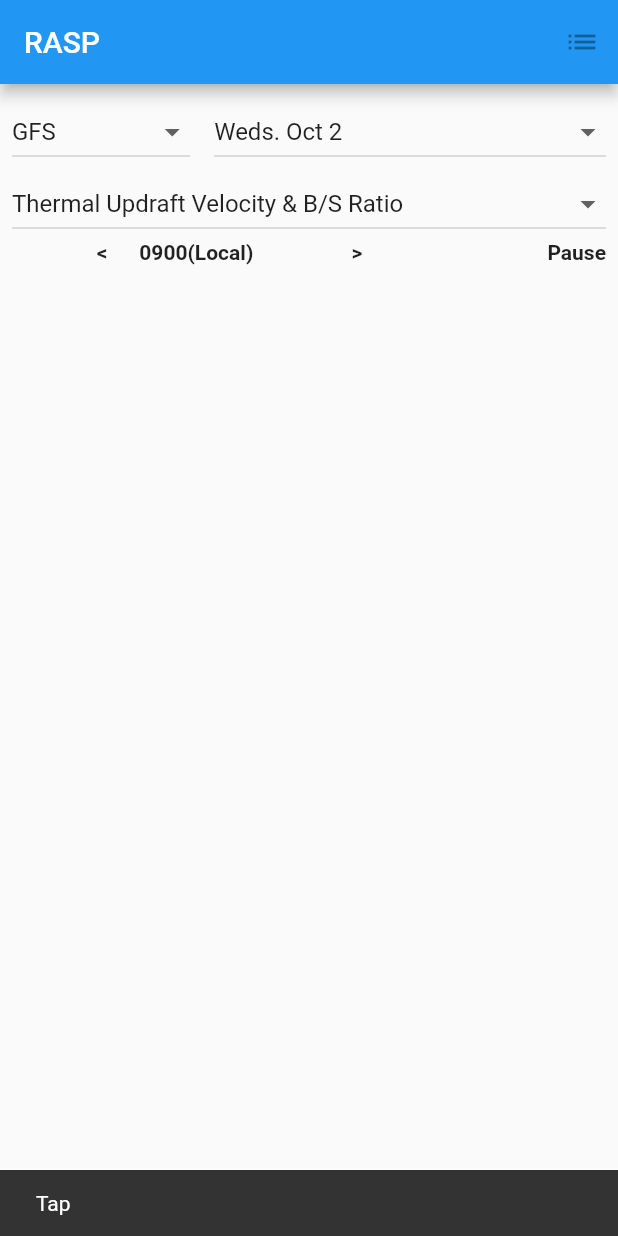
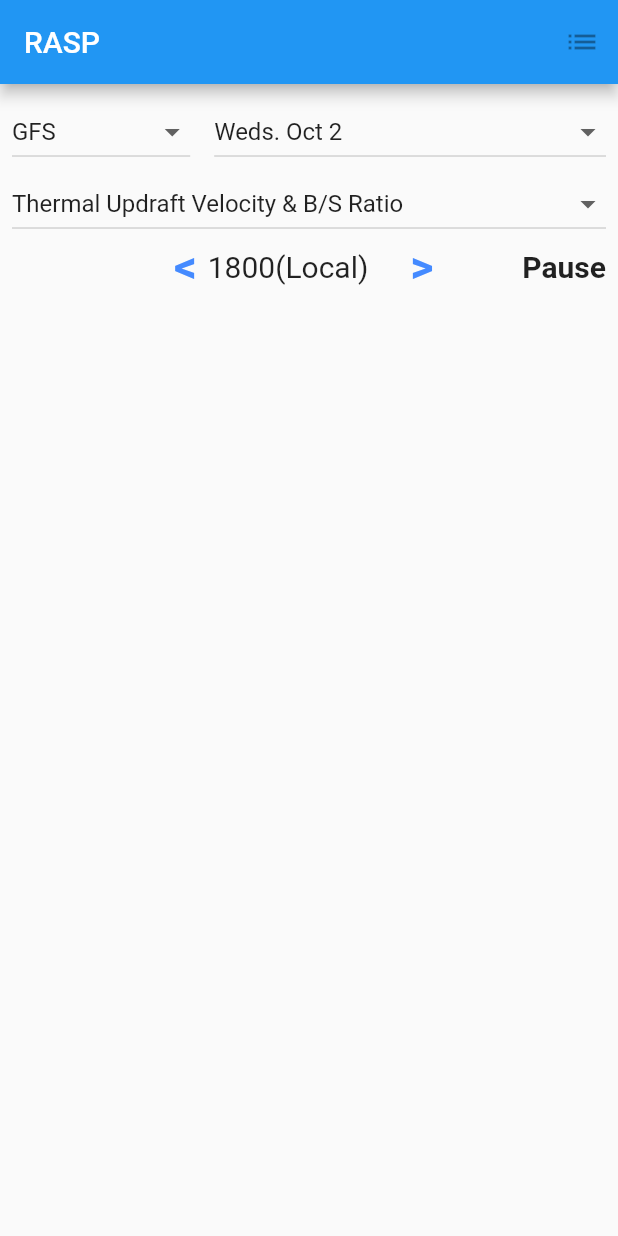
Before and after one commit to efoertsch/flutter_soaring_forecast, a Flutter app: the screen it shows after launch, after a tap on an icon or button, on a phone screen of 412 x 824 dp. Run offline on Flutter 3.47's test engine with Material 2 defaults, Android fonts, the phone set to English and light mode, and no system bars; our stand-ins replace bloc, dio, flutter_bloc, retrofit; generated files the repository leaves out were written again.

```diff
--- a/lib/soaring/bloc/rasp_data_bloc.dart
+++ b/lib/soaring/bloc/rasp_data_bloc.dart
@@ -54,5 +54,6 @@ class RaspDataBloc extends Bloc<RaspDataEvent, RaspDataState> {
           forecastModelsModels.getModel(0).times,
           forecastModelsModels.getModel(0).times[0]);
     }
+    return null;
   }
 }
--- a/lib/soaring/forecast/rasp_screen.dart
+++ b/lib/soaring/forecast/rasp_screen.dart
@@ -50,7 +50,7 @@ class _RaspScreenState extends State<RaspScreen> {
   String _selectedForecastModel;
   String _selectedForecastDate;
   String _selectedForecastType;
-  String _selectedForecastTime;
+  int _selectedForecastTimeIndex = 0;
 
   // Executed only when class created
   @override
@@ -59,7 +59,7 @@ class _RaspScreenState extends State<RaspScreen> {
     _selectedForecastModel = _forecastModels.first;
     _selectedForecastDate = _forecastDates.first;
     _selectedForecastType = _forecastTypes.first;
-    _selectedForecastTime = _forecastTimes.first;
+    _selectedForecastTimeIndex = 0;
   }
 
   final _scaffoldKey = GlobalKey<ScaffoldState>();
@@ -183,42 +183,66 @@ class _RaspScreenState extends State<RaspScreen> {
       mainAxisAlignment: MainAxisAlignment.start,
       children: [
         Expanded(
-          flex: 2,
+          flex: 3,
           child: Text(' '),
         ),
         Expanded(
-            flex: 1,
-            child: GestureDetector(
-              onTap: () {
-                final snackBar = SnackBar(content: Text("Tap"));
-
-                _scaffoldKey.currentState..showSnackBar(snackBar);
-              },
+          flex: 5,
+          child: Row(children: [
+            Expanded(
+                flex: 1,
+                child: GestureDetector(
+                  onTap: () {
+                    setState(() {
+                      if (--_selectedForecastTimeIndex < 0)
+                        _selectedForecastTimeIndex = _forecastTimes.length - 1;
+                    });
+//                final snackBar = SnackBar(content: Text("Back"));
+//                _scaffoldKey.currentState..showSnackBar(snackBar);
+                  },
+                  child: Text(
+                    '<',
+                    style: TextStyle(
+                        fontWeight: FontWeight.bold,
+                        fontSize: 30,
+                        color: Colors.blueAccent),
+                  ),
+                )),
+            Expanded(
+              flex: 6,
               child: Text(
-                '<',
-                style: TextStyle(fontWeight: FontWeight.bold),
+                _forecastTimes[_selectedForecastTimeIndex],
+                style: TextStyle(fontSize: 20),
               ),
-            )),
-        Expanded(
-          flex: 5,
-          child: Text(
-            _selectedForecastTime,
-            style: TextStyle(fontWeight: FontWeight.bold),
-          ),
+            ),
+            Expanded(
+                flex: 1,
+                child: GestureDetector(
+                  onTap: () {
+                    setState(() {
+                      if (++_selectedForecastTimeIndex >
+                          _forecastTimes.length - 1)
+                        _selectedForecastTimeIndex = 0;
+                    });
+//                final snackBar = SnackBar(content: Text("Forward"));
+//                _scaffoldKey.currentState..showSnackBar(snackBar);
+                  },
+                  child: Text(
+                    '>',
+                    style: TextStyle(
+                        fontWeight: FontWeight.bold,
+                        fontSize: 30,
+                        color: Colors.blueAccent),
+                  ),
+                )),
+          ]),
         ),
         Expanded(
-          flex: 1,
-          child: Text(
-            '>',
-            style: TextStyle(fontWeight: FontWeight.bold),
-          ),
-        ),
-        Expanded(
-          flex: 5,
+          flex: 3,
           child: Text(
             'Pause',
             textAlign: TextAlign.end,
-            style: TextStyle(fontWeight: FontWeight.bold),
+            style: TextStyle(fontWeight: FontWeight.bold, fontSize: 20),
           ),
         ),
       ],
```
